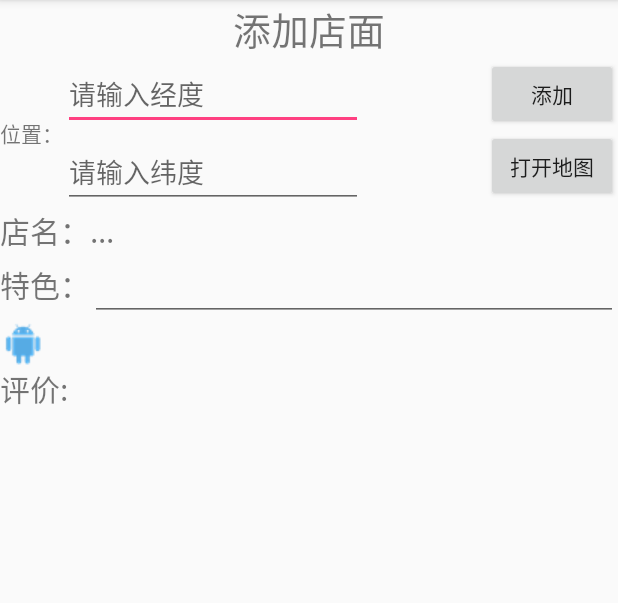
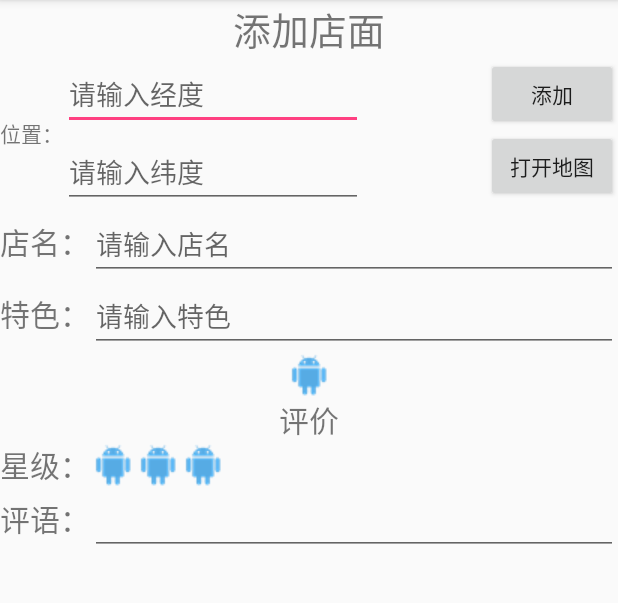
Before and after one commit to FortuneDream/EatHero, an Android app: the AddShopActivity screen opened directly, with no data from a screen before it, on a phone screen of 412 x 824 dp, the part 84-687 px from its top. Run offline under Robolectric (Android 15) with nearby library versions, the phone set to English and light mode, and no system bars.

Commit message:
从地图中取得数据

```diff
--- a/app/src/main/java/com/example/q/eathero/activity/AddShopActivity.java
+++ b/app/src/main/java/com/example/q/eathero/activity/AddShopActivity.java
@@ -1,33 +1,46 @@
 package com.example.q.eathero.activity;
 
 import android.content.Intent;
+import android.content.SharedPreferences;
 import android.support.v7.app.AppCompatActivity;
 import android.os.Bundle;
 import android.text.TextUtils;
+import android.util.Log;
 import android.view.View;
 import android.widget.Button;
 import android.widget.EditText;
+import android.widget.ImageView;
 import android.widget.TextView;
 import android.widget.Toast;
 
 import com.baidu.mapapi.model.LatLng;
 import com.example.q.eathero.R;
+import com.example.q.eathero.model.ShopBean;
 
 //添加店铺
 public class AddShopActivity extends AppCompatActivity {
-
-    private TextView locationTxt;
+    private static final String TAG = "AddShopActivity";
+    private EditText longitudeEdt;
     private EditText latitudeEdt;
-    private EditText longitudeEdt;
     private Button addShopBtn;
     private Button openMapBtn;
-
+    private EditText shopNameEdt;
+    private EditText specialEdt;
+    private ImageView shopPhotoImg;
+    private ImageView rankImg;
+    private EditText assessEdt;
+    private SharedPreferences sp;
     @Override
     protected void onCreate(Bundle savedInstanceState) {
         super.onCreate(savedInstanceState);
         setContentView(R.layout.activity_add_shop);
+        initData();
         findView();
         setListener();
+    }
+
+    private void initData() {
+        sp=getSharedPreferences("config",MODE_PRIVATE);
     }
 
     private void setListener() {
@@ -36,12 +49,23 @@ public class AddShopActivity extends AppCompatActivity {
             public void onClick(View v) {
                 String latitude = latitudeEdt.getText().toString().trim();
                 String longitude = longitudeEdt.getText().toString().trim();
-                if (TextUtils.isEmpty(latitude) || TextUtils.isEmpty(longitude)) {
-                    Toast.makeText(getApplicationContext(), "不能为空", Toast.LENGTH_SHORT).show();
+                String shopName = shopNameEdt.getText().toString().trim();
+                String description = specialEdt.getText().toString().trim();
+                String commit = assessEdt.getText().toString().trim();
+                //还需要得到星级和图片
+                if (TextUtils.isEmpty(latitude) || TextUtils.isEmpty(longitude) || TextUtils.isEmpty(shopName) || TextUtils.isEmpty(description) || TextUtils.isEmpty(commit)) {
+                    Toast.makeText(getApplicationContext(), "请填入完整的信息", Toast.LENGTH_SHORT).show();
                     return;
                 }
-                LatLng latLng = new LatLng(Double.parseDouble(latitude), Double.parseDouble(longitude));
-                //上传至服务器
+                ShopBean shopBean=new ShopBean();
+                shopBean.setLatitude(latitude);
+                shopBean.setLongitude(longitude);
+                shopBean.setShopName(shopName);
+                shopBean.setDescription(description);
+                shopBean.setComment(commit);
+                shopBean.setRank(2);
+                Toast.makeText(getApplicationContext(),"已上传数据",Toast.LENGTH_SHORT).show();
+                //数据上传至服务器,包括图片等
             }
         });
         //打开百度地图
@@ -49,17 +73,21 @@ public class AddShopActivity extends AppCompatActivity {
             @Override
             public void onClick(View v) {
                 Intent intent = new Intent(AddShopActivity.this, AddMapActivity.class);
-                startActivityForResult(intent, 1);
+                startActivityForResult(intent, 0);
             }
         });
     }
 
     private void findView() {
-        locationTxt = (TextView) findViewById(R.id.location_txt);
+        longitudeEdt = (EditText) findViewById(R.id.longitude_edt);
         latitudeEdt = (EditText) findViewById(R.id.latitude_edt);
-        longitudeEdt = (EditText) findViewById(R.id.longitude_edt);
         addShopBtn = (Button) findViewById(R.id.add_shop_btn);
         openMapBtn = (Button) findViewById(R.id.open_map_btn);
+        shopNameEdt = (EditText) findViewById(R.id.shop_name_edt);
+        specialEdt = (EditText) findViewById(R.id.special_edt);
+        shopPhotoImg = (ImageView) findViewById(R.id.shop_photo_img);
+        rankImg = (ImageView) findViewById(R.id.rank_img);
+        assessEdt = (EditText) findViewById(R.id.assess_edt);
     }
 
     //取出从map里得到的数据
@@ -67,12 +95,16 @@ public class AddShopActivity extends AppCompatActivity {
     protected void onActivityResult(int requestCode, int resultCode, Intent data) {
         super.onActivityResult(requestCode, resultCode, data);
         //取出数据,显示在edit中
-        if (requestCode == 1) {
-            Bundle bundle = data.getExtras();
-            String longitude = bundle.getString("longitude");
-            String latitude = bundle.getString("latitude");
+        if (resultCode == 1) {
+            String longitude = String.valueOf(data.getDoubleExtra("longitude",60));
+            String latitude = String.valueOf(data.getDoubleExtra("latitude",60));
+            Log.e(TAG,"已经取出数据:"+"latitude:"+ latitude+" longitude:"+longitude);
             longitudeEdt.setText(longitude);
             latitudeEdt.setText(latitude);
+        }else {
+            //直接返回没有选择地点，此处应该设置为当前的位置
+            longitudeEdt.setText(sp.getString("longitude","60"));
+            latitudeEdt.setText(sp.getString("latitude","60"));
         }
     }
 }
--- a/app/src/main/java/com/example/q/eathero/activity/CheckMapActivity.java
+++ b/app/src/main/java/com/example/q/eathero/activity/CheckMapActivity.java
@@ -16,9 +16,8 @@ public class CheckMapActivity extends AppCompatActivity {
     @Override
     protected void onCreate(Bundle savedInstanceState) {
         super.onCreate(savedInstanceState);
-        SDKInitializer.initialize(getApplicationContext());
         setContentView(R.layout.activity_check_map);
-        mapView= (MapView) findViewById(R.id.map_view);
+        mapView= (MapView) findViewById(R.id.check_map_view);
         BaiduMap baiduMap=mapView.getMap();
         baiduMap.setMapType(BaiduMap.MAP_TYPE_NORMAL);
         bitmap = BitmapDescriptorFactory.fromResource(R.drawable.default_ico);//图标
--- a/app/src/main/res/layout/activity_add_shop.xml
+++ b/app/src/main/res/layout/activity_add_shop.xml
@@ -25,14 +25,14 @@
             android:text="位置：" />
 
         <EditText
-            android:id="@+id/latitude_edt"
+            android:id="@+id/longitude_edt"
             android:layout_width="200dp"
             android:layout_height="wrap_content"
             android:layout_toRightOf="@id/location_txt"
             android:hint="请输入经度" />
 
         <EditText
-            android:id="@+id/longitude_edt"
+            android:id="@+id/latitude_edt"
             android:layout_width="200dp"
             android:layout_height="wrap_content"
             android:layout_alignParentBottom="true"
@@ -56,12 +56,22 @@
             android:text="打开地图" />
     </RelativeLayout>
 
-    <TextView
+    <LinearLayout
+        android:layout_width="match_parent"
+        android:layout_height="wrap_content">
+        <TextView
+            android:layout_width="wrap_content"
+            android:layout_height="wrap_content"
+            android:text="店名："
+            android:textSize="20sp" />
+        <EditText
+            android:hint="请输入店名"
+            android:textSize="18sp"
+            android:id="@+id/shop_name_edt"
+            android:layout_width="match_parent"
+            android:layout_height="wrap_content" />
+    </LinearLayout>
 
-        android:layout_width="wrap_content"
-        android:layout_height="wrap_content"
-        android:text="店名：..."
-        android:textSize="20sp" />
 
     <LinearLayout
         android:layout_width="match_parent"
@@ -75,19 +85,69 @@
             android:textSize="20sp" />
 
         <EditText
+            android:hint="请输入特色"
+            android:id="@+id/special_edt"
             android:layout_width="match_parent"
             android:layout_height="wrap_content" />
     </LinearLayout>
 
     <ImageView
+        android:id="@+id/shop_photo_img"
+        android:layout_gravity="center"
         android:layout_width="wrap_content"
         android:layout_height="wrap_content"
         android:contentDescription="添加图片"
         android:src="@drawable/default_ico" />
+
     <TextView
-        android:textSize="@dimen/text"
-        android:text="评价:"
-        android:id="@+id/assess_txt"
         android:layout_width="wrap_content"
-        android:layout_height="wrap_content" />
+        android:layout_height="wrap_content"
+        android:layout_gravity="center"
+        android:text="评价"
+        android:textSize="@dimen/text" />
+
+    <LinearLayout
+        android:layout_width="match_parent"
+        android:layout_height="wrap_content">
+
+        <TextView
+            android:layout_width="wrap_content"
+            android:layout_height="wrap_content"
+            android:text="星级："
+            android:textSize="@dimen/text" />
+
+        <ImageView
+            android:id="@+id/rank_img"
+            android:layout_width="wrap_content"
+            android:layout_height="wrap_content"
+            android:src="@drawable/default_ico" />
+
+        <ImageView
+            android:layout_width="wrap_content"
+            android:layout_height="wrap_content"
+            android:src="@drawable/default_ico" />
+
+        <ImageView
+            android:layout_width="wrap_content"
+            android:layout_height="wrap_content"
+            android:src="@drawable/default_ico" />
+    </LinearLayout>
+
+    <LinearLayout
+        android:layout_width="match_parent"
+        android:layout_height="wrap_content">
+
+        <TextView
+            android:layout_width="wrap_content"
+            android:layout_height="wrap_content"
+            android:text="评语："
+            android:textSize="@dimen/text" />
+
+        <EditText
+            android:id="@+id/assess_edt"
+            android:layout_width="match_parent"
+            android:layout_height="wrap_content"
+            android:textSize="18sp" />
+    </LinearLayout>
+
 </LinearLayout>
--- a/app/src/main/res/layout/activity_check_map.xml
+++ b/app/src/main/res/layout/activity_check_map.xml
@@ -5,7 +5,7 @@
     android:layout_height="match_parent"
     tools:context="com.example.q.eathero.activity.CheckMapActivity">
     <com.baidu.mapapi.map.MapView
-        android:id="@+id/map_view"
+        android:id="@+id/check_map_view"
         android:layout_width="match_parent"
         android:layout_height="match_parent"/>
 
--- a/app/src/main/res/layout/activity_main.xml
+++ b/app/src/main/res/layout/activity_main.xml
@@ -7,10 +7,12 @@
     tools:context="com.example.q.eathero.activity.MainActivity">
 
     <Button
+        android:text="添加店铺"
         android:id="@+id/add_shop_btn"
         android:layout_width="wrap_content"
         android:layout_height="wrap_content" />
     <Button
+        android:text="查看店铺"
         android:id="@+id/check_shop_btn"
         android:layout_width="wrap_content"
         android:layout_height="wrap_content" />
```
Also changed, not shown: app/src/main/AndroidManifest.xml (+12 -6 lines), app/src/main/java/com/example/q/eathero/activity/AddMapActivity.java (+56 -32 lines), app/src/main/java/com/example/q/eathero/activity/MainActivity.java (+9 -0 lines), app/src/main/java/com/example/q/eathero/model/ShopBean.java (+22 -9 lines), app/src/main/java/com/example/q/eathero/service/GPSService.java (added, +96 -0 lines), app/src/main/res/drawable/default_ico_2.png (added).
